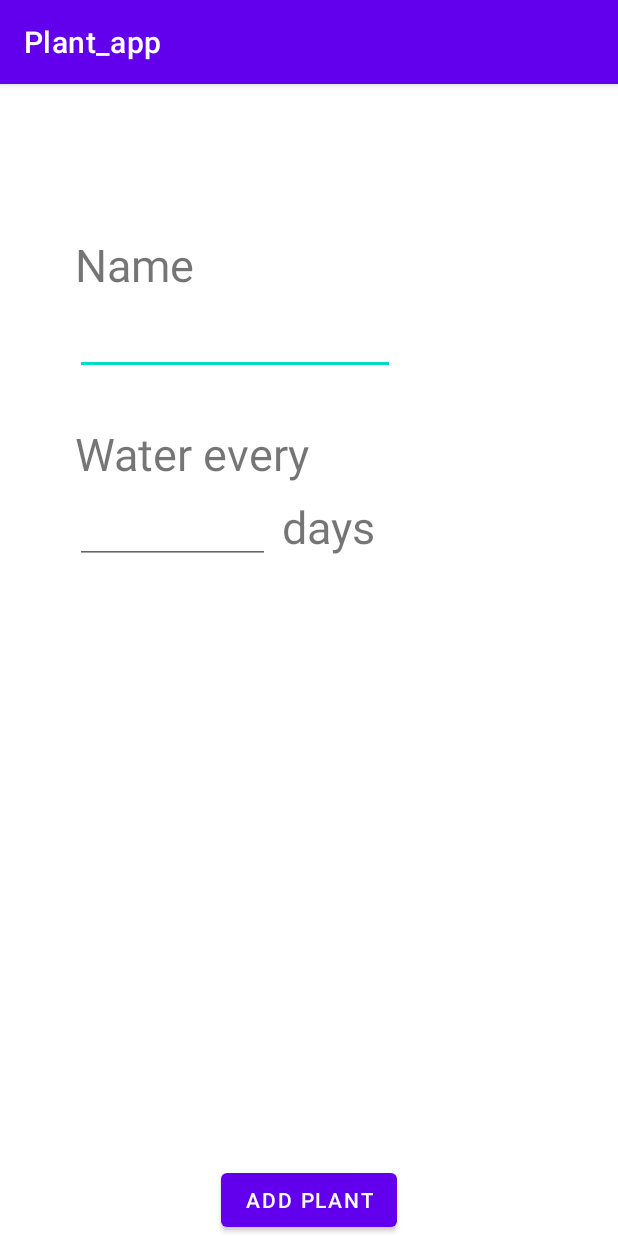
After one commit to t3ss-acode/Plant-app, an Android app: the AddPlantActivity screen opened directly, with no data from a screen before it, on a phone screen of 412 x 824 dp. The commit adds this screen. Run offline under Robolectric (Android 15) with nearby library versions, the phone set to English and light mode, and no system bars.

Commit message:
Add plant activity made and prepwork for whats to come

```diff
--- a/app/src/main/AndroidManifest.xml
+++ b/app/src/main/AndroidManifest.xml
@@ -9,8 +9,10 @@
         android:roundIcon="@mipmap/ic_launcher_round"
         android:supportsRtl="true"
         android:theme="@style/Theme.Plant_app">
-        <activity android:name=".IdPlantActivity"
-            android:label = "@string/id_plant_activity_name"
+        <activity android:name=".AddPlantActivity"></activity>
+        <activity
+            android:name=".IdPlantActivity"
+            android:label="@string/id_plant_activity_name"
             android:parentActivityName=".MainActivity">
             <meta-data
                 android:name="android.support.PARENT_ACTIVITY"
--- /dev/null
+++ b/app/src/main/java/com/example/plant_app/AddPlantActivity.java
@@ -0,0 +1,14 @@
+package com.example.plant_app;
+
+import androidx.appcompat.app.AppCompatActivity;
+
+import android.os.Bundle;
+
+public class AddPlantActivity extends AppCompatActivity {
+
+    @Override
+    protected void onCreate(Bundle savedInstanceState) {
+        super.onCreate(savedInstanceState);
+        setContentView(R.layout.activity_add_plant);
+    }
+}
--- a/app/src/main/java/com/example/plant_app/MainActivity.java
+++ b/app/src/main/java/com/example/plant_app/MainActivity.java
@@ -38,8 +38,11 @@ public class MainActivity extends AppCompatActivity {
 
 
 
-    public void createEntry(View view) {
+    public void addPlant(View view) {
         toast("NEW PLANT");
+
+        Intent intent = new Intent(this, AddPlantActivity.class);
+        startActivity(intent);
     }
 
 
--- /dev/null
+++ b/app/src/main/res/layout/activity_add_plant.xml
@@ -0,0 +1,86 @@
+<?xml version="1.0" encoding="utf-8"?>
+<androidx.constraintlayout.widget.ConstraintLayout xmlns:android="http://schemas.android.com/apk/res/android"
+    xmlns:app="http://schemas.android.com/apk/res-auto"
+    xmlns:tools="http://schemas.android.com/tools"
+    android:layout_width="match_parent"
+    android:layout_height="match_parent"
+    tools:context=".AddPlantActivity">
+
+
+    <TextView
+        android:id="@+id/nameTextView"
+        android:layout_width="wrap_content"
+        android:layout_height="wrap_content"
+        android:layout_marginStart="50dp"
+        android:layout_marginLeft="50dp"
+        android:layout_marginTop="100dp"
+        android:text="Name"
+        android:textSize="30sp"
+        app:layout_constraintStart_toStartOf="parent"
+        app:layout_constraintTop_toTopOf="parent" />
+
+    <EditText
+        android:id="@+id/nameEditText"
+        android:layout_width="wrap_content"
+        android:layout_height="wrap_content"
+        android:layout_marginStart="50dp"
+        android:layout_marginLeft="50dp"
+        android:layout_marginTop="8dp"
+        android:ems="10"
+        android:inputType="textPersonName"
+        android:textSize="18sp"
+        app:layout_constraintStart_toStartOf="parent"
+        app:layout_constraintTop_toBottomOf="@+id/nameTextView" />
+
+
+
+    <TextView
+        android:id="@+id/waterTextView"
+        android:layout_width="wrap_content"
+        android:layout_height="wrap_content"
+        android:layout_marginStart="50dp"
+        android:layout_marginLeft="50dp"
+        android:layout_marginTop="32dp"
+        android:text="Water every"
+        android:textSize="30sp"
+        app:layout_constraintStart_toStartOf="parent"
+        app:layout_constraintTop_toBottomOf="@+id/nameEditText" />
+
+    <EditText
+        android:id="@+id/numberEditText"
+        android:layout_width="130dp"
+        android:layout_height="wrap_content"
+        android:layout_marginStart="50dp"
+        android:layout_marginLeft="50dp"
+        android:layout_marginTop="8dp"
+        android:autoSizeTextType="uniform"
+        android:ems="10"
+        android:inputType="number"
+        android:textSize="18sp"
+        app:layout_constraintStart_toStartOf="parent"
+        app:layout_constraintTop_toBottomOf="@+id/waterTextView" />
+
+    <TextView
+        android:id="@+id/waterTextView2"
+        android:layout_width="wrap_content"
+        android:layout_height="wrap_content"
+        android:layout_marginStart="8dp"
+        android:layout_marginLeft="8dp"
+        android:layout_marginTop="8dp"
+        android:text="days"
+        android:textSize="30sp"
+        app:layout_constraintStart_toEndOf="@+id/numberEditText"
+        app:layout_constraintTop_toBottomOf="@+id/waterTextView" />
+
+
+
+    <Button
+        android:id="@+id/addButton"
+        android:layout_width="wrap_content"
+        android:layout_height="wrap_content"
+        android:text="Add plant"
+        app:layout_constraintBottom_toBottomOf="parent"
+        app:layout_constraintEnd_toEndOf="parent"
+        app:layout_constraintStart_toStartOf="parent" />
+
+</androidx.constraintlayout.widget.ConstraintLayout>
--- a/app/src/main/res/layout/activity_main.xml
+++ b/app/src/main/res/layout/activity_main.xml
@@ -10,8 +10,8 @@
         android:id="@+id/addPlantButton"
         android:layout_width="wrap_content"
         android:layout_height="wrap_content"
-        android:onClick="createEntry"
-        android:text="Create entry"
+        android:onClick="addPlant"
+        android:text="Add entry"
         app:layout_constraintBottom_toBottomOf="parent"
         app:layout_constraintEnd_toStartOf="@+id/idPlantButton"
         app:layout_constraintHorizontal_bias="0.5"
```
Also changed, not shown: app/src/main/java/com/example/plant_app/model/Plant.java (added, +93 -0 lines), app/src/main/java/com/example/plant_app/model/PlantList.java (added, +21 -0 lines).
